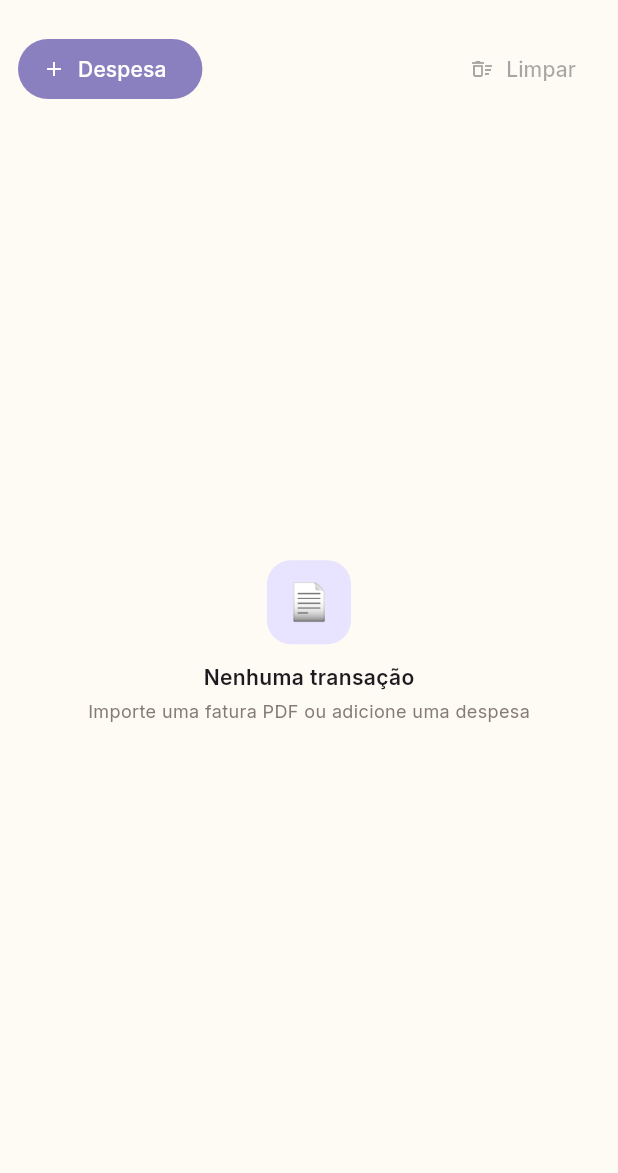
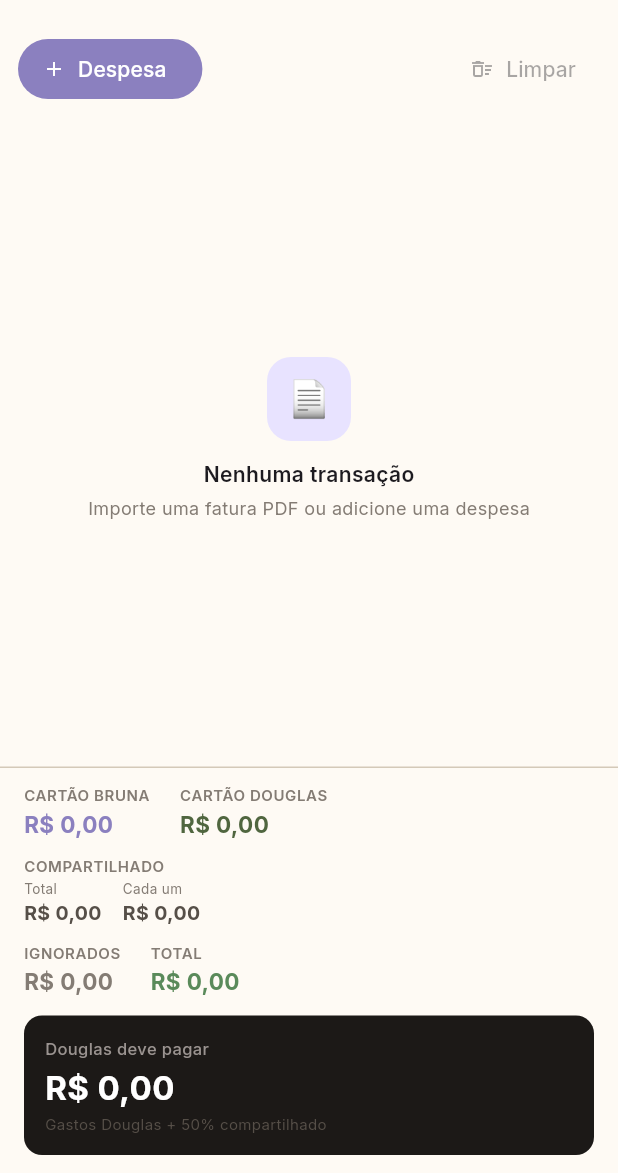
Before and after one commit to douglasagertt/acertos_mobile, a Flutter app: the screen it shows after launch, on a phone screen of 412 x 824 dp, the part 63-1236 px from its top. Run offline on Flutter 3.47's test engine with Material 3 defaults, Android fonts, the phone set to English and light mode, and no system bars; our stand-ins replace flutter_riverpod, google_fonts.

Commit message:
feat: build the summary panel (Phase 1 step 5)
Live totals reflowed as a fixed bottom panel instead of the web app's
270px sidebar (no room at phone width): Cartão Bruna/Douglas,
Compartilhado total/half, Ignorados, Total, and the highlighted dark
"Douglas deve pagar" card. totalsProvider derives Totals from
transactionsProvider reactively via calculateTotals().

Verified against the real compiled Linux binary with seeded sample
data covering all 4 owner types plus a negative value — confirmed
the shared-split arithmetic, negative-value sign, and highlight card
all render correctly, not just pass in widget tests.

Co-Authored-By: Claude Sonnet 5 <noreply@anthropic.com>

```diff
--- a/lib/core/theme/app_theme.dart
+++ b/lib/core/theme/app_theme.dart
@@ -46,9 +46,13 @@ class AppColors {
   static const cream100 = Color(0xFFF5EDDF);
   static const cream200 = Color(0xFFEFE5D4);
   static const cream300 = Color(0xFFD4C9B8);
+  static const cream500 = Color(0xFF9A9390);
   static const lavender600 = Color(0xFF8B80BF);
   static const lavender700 = Color(0xFF7872AE);
   static const sage500 = Color(0xFF50663F);
+  // Brand accent green from the Entre Dois logo — distinct from the sage row
+  // scale, used for emphasis (e.g. the grand-total metric in SummaryPanel).
+  static const sageAccent = Color(0xFF5A8A5A);
   static const charcoal800 = Color(0xFF1C1917);
   static const charcoal500 = Color(0xFF564F48);
   static const charcoal400 = Color(0xFF847C74);
--- /dev/null
+++ b/lib/features/settlement/presentation/summary_panel.dart
@@ -0,0 +1,151 @@
+import 'package:flutter/material.dart';
+
+import '../../../core/theme/app_theme.dart';
+import '../../../shared/models/totals.dart';
+import '../../../shared/utils/money.dart';
+
+/// Mirrors SummaryPanel.tsx's metrics, reflowed as a compact bottom panel
+/// instead of a fixed 270px sidebar (there's no room for a side panel on a
+/// phone-width screen).
+class SummaryPanel extends StatelessWidget {
+  const SummaryPanel({super.key, required this.totals});
+
+  final Totals totals;
+
+  @override
+  Widget build(BuildContext context) {
+    return DecoratedBox(
+      decoration: const BoxDecoration(
+        color: AppColors.cream50,
+        border: Border(top: BorderSide(color: AppColors.cream300)),
+      ),
+      child: Padding(
+        padding: const EdgeInsets.fromLTRB(16, 12, 16, 12),
+        child: Column(
+          mainAxisSize: MainAxisSize.min,
+          crossAxisAlignment: CrossAxisAlignment.start,
+          children: [
+            Wrap(
+              spacing: 20,
+              runSpacing: 10,
+              children: [
+                _Metric(label: 'Cartão Bruna', value: totals.bruna, color: AppColors.lavender600),
+                _Metric(label: 'Cartão Douglas', value: totals.douglas, color: AppColors.sage500),
+                _SharedMetric(total: totals.sharedTotal, half: totals.sharedHalf),
+                _Metric(label: 'Ignorados', value: totals.ignored, color: AppColors.charcoal400),
+                _Metric(label: 'Total', value: totals.grandTotal, color: AppColors.sageAccent),
+              ],
+            ),
+            const SizedBox(height: 12),
+            Container(
+              width: double.infinity,
+              padding: const EdgeInsets.all(14),
+              decoration: BoxDecoration(
+                color: AppColors.charcoal800,
+                borderRadius: BorderRadius.circular(12),
+              ),
+              child: Column(
+                crossAxisAlignment: CrossAxisAlignment.start,
+                mainAxisSize: MainAxisSize.min,
+                children: [
+                  const Text(
+                    'Douglas deve pagar',
+                    style: TextStyle(fontSize: 11, fontWeight: FontWeight.w500, color: AppColors.cream500),
+                  ),
+                  const SizedBox(height: 2),
+                  Text(
+                    formatMoney(totals.douglasToPay),
+                    key: const Key('summary-douglas-to-pay'),
+                    style: const TextStyle(fontSize: 22, fontWeight: FontWeight.bold, color: Colors.white),
+                  ),
+                  const SizedBox(height: 2),
+                  const Text(
+                    'Gastos Douglas + 50% compartilhado',
+                    style: TextStyle(fontSize: 10, color: AppColors.charcoal500),
+                  ),
+                ],
+              ),
+            ),
+          ],
+        ),
+      ),
+    );
+  }
+}
+
+class _Metric extends StatelessWidget {
+  const _Metric({required this.label, required this.value, required this.color});
+
+  final String label;
+  final double value;
+  final Color color;
+
+  @override
+  Widget build(BuildContext context) {
+    return Column(
+      crossAxisAlignment: CrossAxisAlignment.start,
+      mainAxisSize: MainAxisSize.min,
+      children: [
+        Text(
+          label.toUpperCase(),
+          style: const TextStyle(
+            fontSize: 10,
+            fontWeight: FontWeight.w600,
+            color: AppColors.charcoal400,
+            letterSpacing: 0.4,
+          ),
+        ),
+        const SizedBox(height: 2),
+        Text(formatMoney(value), style: TextStyle(fontSize: 15, fontWeight: FontWeight.bold, color: color)),
+      ],
+    );
+  }
+}
+
+class _SharedMetric extends StatelessWidget {
+  const _SharedMetric({required this.total, required this.half});
+
+  final double total;
+  final double half;
+
+  @override
+  Widget build(BuildContext context) {
+    return Column(
+      crossAxisAlignment: CrossAxisAlignment.start,
+      mainAxisSize: MainAxisSize.min,
+      children: [
+        const Text(
+          'COMPARTILHADO',
+          style: TextStyle(fontSize: 10, fontWeight: FontWeight.w600, color: AppColors.charcoal400, letterSpacing: 0.4),
+        ),
+        const SizedBox(height: 2),
+        Row(
+          children: [
+            _MiniStat(label: 'Total', value: total),
+            const SizedBox(width: 14),
+            _MiniStat(label: 'Cada um', value: half),
+          ],
+        ),
+      ],
+    );
+  }
+}
+
+class _MiniStat extends StatelessWidget {
+  const _MiniStat({required this.label, required this.value});
+
+  final String label;
+  final double value;
+
+  @override
+  Widget build(BuildContext context) {
+    return Column(
+      crossAxisAlignment: CrossAxisAlignment.start,
+      mainAxisSize: MainAxisSize.min,
+      children: [
+        Text(label, style: const TextStyle(fontSize: 9, color: AppColors.charcoal400)),
+        Text(formatMoney(value), style: const TextStyle(fontSize: 13, fontWeight: FontWeight.bold, color: AppColors.charcoal500)),
+      ],
+    );
+  }
+}
--- /dev/null
+++ b/lib/features/settlement/totals_provider.dart
@@ -0,0 +1,10 @@
+import 'package:flutter_riverpod/flutter_riverpod.dart';
+
+import '../transactions/providers/transactions_provider.dart';
+import 'calculate_totals.dart';
+
+/// Derived, read-only: recomputes whenever `transactionsProvider` changes.
+/// Same role as the `useEffect` recalculation in web/src/App.tsx, but
+/// synchronous and without a network round-trip since the calculation runs
+/// on-device.
+final totalsProvider = Provider((ref) => calculateTotals(ref.watch(transactionsProvider)));
--- a/lib/features/transactions/presentation/transaction_list_screen.dart
+++ b/lib/features/transactions/presentation/transaction_list_screen.dart
@@ -2,6 +2,8 @@ import 'package:flutter/material.dart';
 import 'package:flutter_riverpod/flutter_riverpod.dart';
 
 import '../../../core/theme/app_theme.dart';
+import '../../settlement/presentation/summary_panel.dart';
+import '../../settlement/totals_provider.dart';
 import '../providers/transactions_provider.dart';
 import 'add_expense_dialog.dart';
 import 'widgets/transaction_row_card.dart';
@@ -16,6 +18,7 @@ class TransactionListScreen extends ConsumerWidget {
   Widget build(BuildContext context, WidgetRef ref) {
     final transactions = ref.watch(transactionsProvider);
     final notifier = ref.read(transactionsProvider.notifier);
+    final totals = ref.watch(totalsProvider);
 
     return Scaffold(
       appBar: AppBar(
@@ -66,6 +69,7 @@ class TransactionListScreen extends ConsumerWidget {
                     },
                   ),
           ),
+          SummaryPanel(totals: totals),
         ],
       ),
     );
```
Also changed, not shown: 3 other files.
